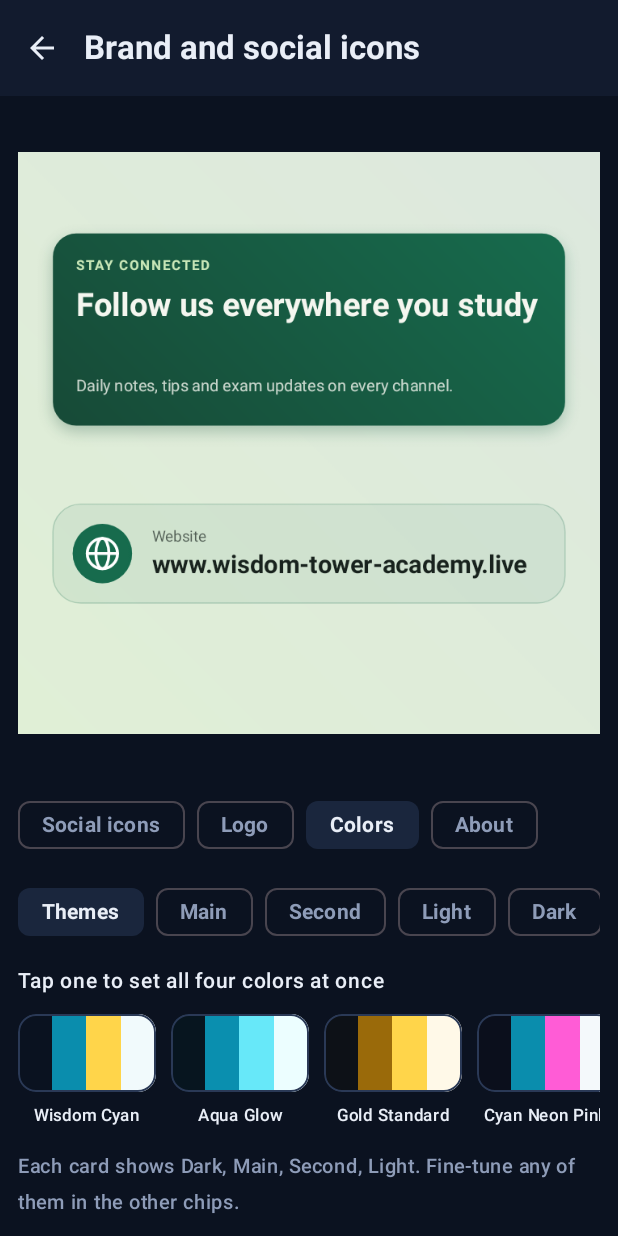
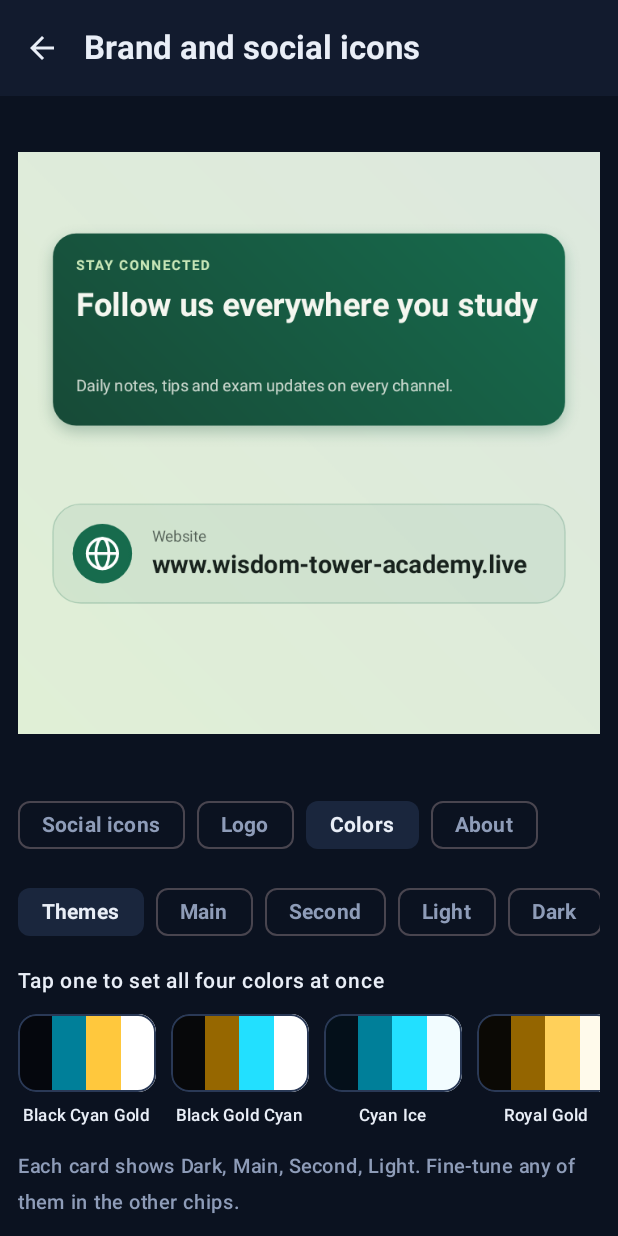
Before and after one commit to hiyabteklu/Wisdom-tower-post-maker-app, an Android app built with Jetpack Compose: the composable PostBrandScreen shown on its own in the app's theme, after a tap on "Colors", on a phone screen of 412 x 824 dp. Run offline under Robolectric (Android 15) with nearby library versions, the phone set to English and light mode, and no system bars; Roboto replaces fonts that are not available here; 1 other tap on this screen came first.

Commit message:
Brand themes: 10 black, white, cyan and gold sets tuned to how the renderer uses each color

```diff
--- a/app/src/main/java/com/wisdomtower/post/PostBrandScreen.kt
+++ b/app/src/main/java/com/wisdomtower/post/PostBrandScreen.kt
@@ -53,24 +53,30 @@ import kotlinx.coroutines.withContext
 
 /**
  * A ready-made set of the four brand colors. One tap sets Main, Second, Light and Dark together.
- * All ten sets stay inside the Wisdom Tower app palette: deep navy-charcoal, brand cyan, gold or bronze, and a neon pink glow.
- * Contrast of every set: Dark on Light is above 15:1, Second on Dark is above 7:1, and Main (cyan, gold or blue)
- * is about 3.5:1 or more on Light and 4:1 or more on Dark, which suits headings, bands, buttons and footers.
+ * Every set uses only the Wisdom Tower palette: black, white, cyan and gold.
+ *
+ * How the renderer uses the four colors (PostRenderer.colorsFor), and why the values below are what they are:
+ * - Main is the poster color behind light text (gradients run Main to a darker Deep tone) and also an accent on dark posters.
+ *   So Main must be a DEEP cyan or gold: white text on it is 4.3:1 or better, and it still reads on black at 3.9:1 or better.
+ *   A bright cyan like #22E0FF as Main puts white text on cyan (about 1.5:1), which is the low-contrast look to avoid.
+ * - Second is used as bright text, glows, badges and the logo-box edge on dark. It is bright (cyan, gold or white): 12:1 or better on Dark.
+ * - Dark is near-black for text and dark posters. Light is white or a very pale tint. Dark on Light is 16:1 or better.
+ * The true brand cyan #22E0FF is used as Second where cyan should glow.
  */
 data class BrandTheme(val name: String, val primary: String, val secondary: String, val light: String, val dark: String)
 
 object BrandThemes {
     val all = listOf(
-        BrandTheme("Wisdom Cyan", "#0A8DAD", "#FFD54A", "#F1FAFC", "#0A1220"),
-        BrandTheme("Aqua Glow", "#0A8FAF", "#67E8F9", "#ECFEFF", "#07151F"),
-        BrandTheme("Gold Standard", "#9A6A0A", "#FFD54A", "#FFF9E8", "#0D1117"),
-        BrandTheme("Cyan Neon Pink", "#0A8DAD", "#FF5CD6", "#F4F9FB", "#0B0F1C"),
-        BrandTheme("Bronze Ribbon", "#9C6A1C", "#E9B866", "#FAF5EC", "#14110D"),
-        BrandTheme("Ice Midnight", "#0E8FB5", "#A5F3FC", "#F0F9FF", "#0B1626"),
-        BrandTheme("Charcoal Cyan", "#0A8DAD", "#FFE066", "#F3F5F7", "#161A23"),
-        BrandTheme("Gold Magenta", "#9A6A0A", "#FF5CCB", "#FFFBEF", "#120C1A"),
-        BrandTheme("Deep Teal", "#0B8A8F", "#7CF2E1", "#EFFAF8", "#07191D"),
-        BrandTheme("Cyan Blue", "#1C74D6", "#22D3EE", "#F2F8FF", "#0A1328")
+        BrandTheme("Black Cyan Gold", "#007F99", "#FFC83D", "#FFFFFF", "#05070D"),
+        BrandTheme("Black Gold Cyan", "#966700", "#22E0FF", "#FFFFFF", "#07080A"),
+        BrandTheme("Cyan Ice", "#007F99", "#22E0FF", "#F2FCFF", "#04101A"),
+        BrandTheme("Royal Gold", "#946500", "#FFD05A", "#FFFAEB", "#0B0905"),
+        BrandTheme("Cyan White", "#00758F", "#FFFFFF", "#FFFFFF", "#0A0F18"),
+        BrandTheme("Gold White", "#8F6200", "#FFFFFF", "#FFFBF0", "#0D0B07"),
+        BrandTheme("Midnight Duo", "#0A7C9B", "#FFCB45", "#F6FAFF", "#070B1A"),
+        BrandTheme("Charcoal Duo", "#9C6B00", "#4FE8FF", "#F3F5F7", "#14171C"),
+        BrandTheme("Sky Gold", "#0A7FB0", "#FFC83D", "#FFFFFF", "#06101F"),
+        BrandTheme("Aqua Noir", "#007F96", "#7DF0FF", "#FFFFFF", "#000000")
     )
 
     fun matches(t: BrandTheme, b: PostBrand): Boolean =
```
